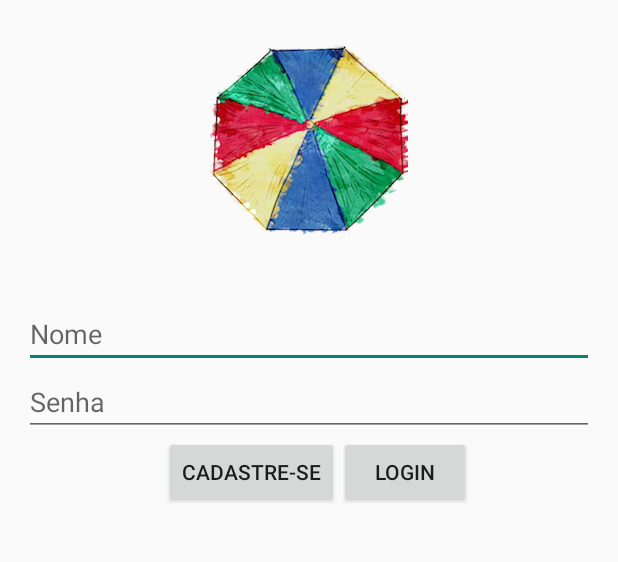
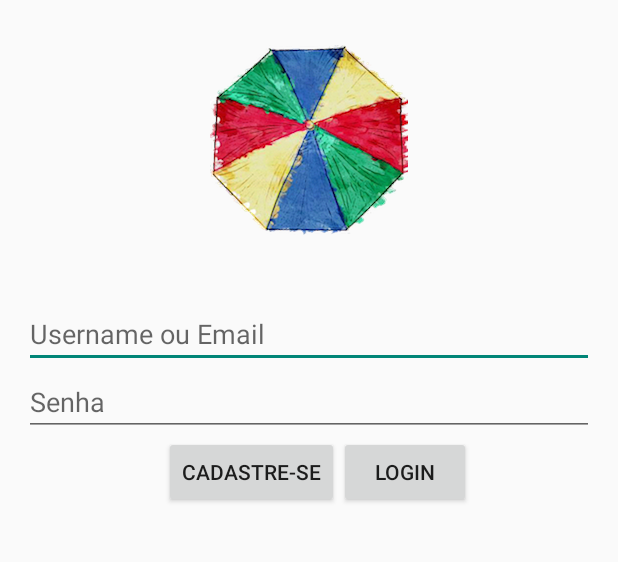
Before and after one commit to nichene/Hmenon, an Android app: the screen it shows after launch (MainLogin), after a tap on "LOGIN", on a phone screen of 412 x 824 dp, the part 149-711 px from its top. Run offline under Robolectric (Android 15) with nearby library versions, the phone set to English and light mode, and no system bars; 2 statements that could not run were skipped.

Commit message:
DAO criado mas ainda apresenta erros

```diff
--- a/Hmenon2/app/src/main/java/com/ufrpe/hmenon/MainLogin.java
+++ b/Hmenon2/app/src/main/java/com/ufrpe/hmenon/MainLogin.java
@@ -1,5 +1,6 @@
 package com.ufrpe.hmenon;
 
+import android.content.Context;
 import android.os.Bundle;
 import android.support.v7.app.ActionBarActivity;
 import android.view.Menu;
@@ -11,15 +12,20 @@ import android.widget.Toast;
 
 
 public class MainLogin extends ActionBarActivity {
-
     private Button btnCadastrar;
     private Button btnLogin;
     private EditText edtNome;
     private EditText edtSenha;
+    private UsuarioService service;
+    private static Context context;
 
     @Override
     protected void onCreate(Bundle savedInstanceState) {
         super.onCreate(savedInstanceState);
+        service = new UsuarioService(this);
+
+        context = this;
+
         setContentView(R.layout.activity_login);
 
         edtNome = (EditText)findViewById(R.id.edtNome);
@@ -27,6 +33,8 @@ public class MainLogin extends ActionBarActivity {
 
         btnCadastrar = (Button)findViewById(R.id.btnCadastrar);
         btnLogin = (Button)findViewById(R.id.btnLogin);
+
+
 
         btnCadastrar.setOnClickListener(new View.OnClickListener() {
             @Override
@@ -39,8 +47,13 @@ public class MainLogin extends ActionBarActivity {
         btnLogin.setOnClickListener(new View.OnClickListener() {
             @Override
             public void onClick(View v) {
-                Toast.makeText(MainLogin.this, edtNome.getText().toString() +" logado com sucesso!", Toast.LENGTH_LONG).show();
-
+                boolean confirmado = service.validarLogin(edtNome.getText().toString(), edtSenha.getText().toString());
+                if (confirmado){
+                    Toast.makeText(MainLogin.this, edtNome.getText().toString() +" logado com sucesso!", Toast.LENGTH_LONG).show();
+                }
+                else {
+                    Toast.makeText(MainLogin.this, "error, username or password not valid", Toast.LENGTH_LONG).show();
+                }
             }
         });
 
@@ -48,7 +61,9 @@ public class MainLogin extends ActionBarActivity {
 
     }
 
-
+    public static Context getContext(){
+        return context;
+    }
     @Override
     public boolean onCreateOptionsMenu(Menu menu) {
         // Inflate the menu; this adds items to the action bar if it is present.
--- a/Hmenon2/app/src/main/res/layout/activity_login.xml
+++ b/Hmenon2/app/src/main/res/layout/activity_login.xml
@@ -24,7 +24,7 @@
 
     <EditText
 
-        android:hint="Nome"
+        android:hint="Username ou Email"
         android:layout_width="match_parent"
         android:layout_height="wrap_content"
         android:layout_below="@+id/textView"
```
Also changed, not shown: 2 other files.
